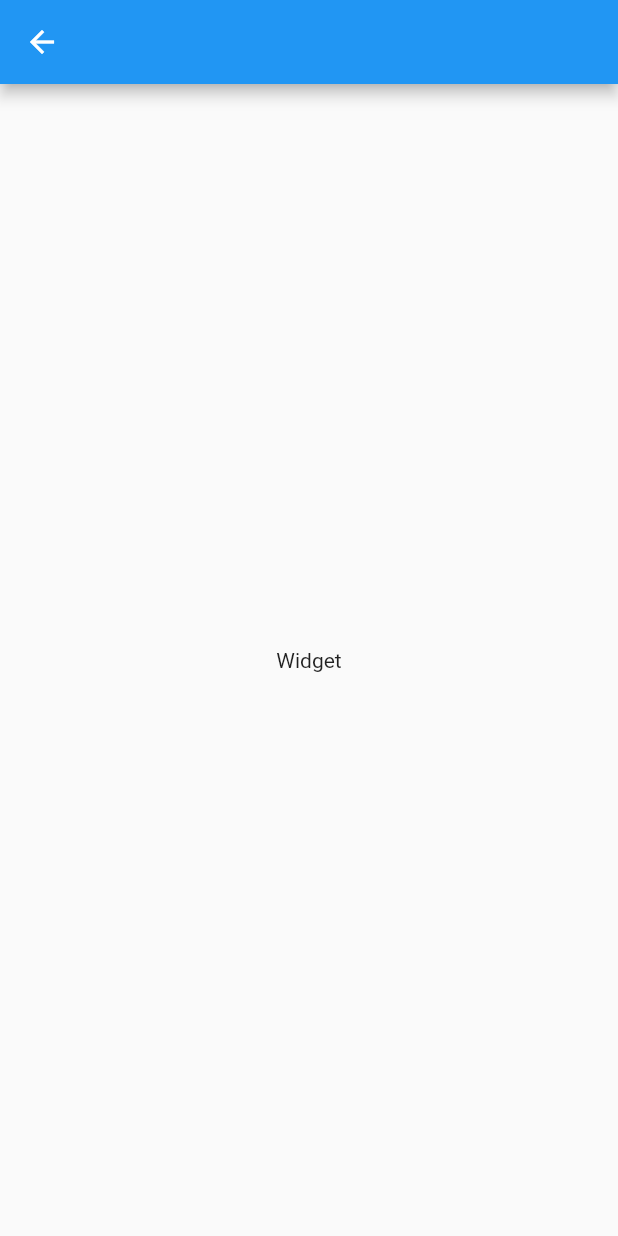
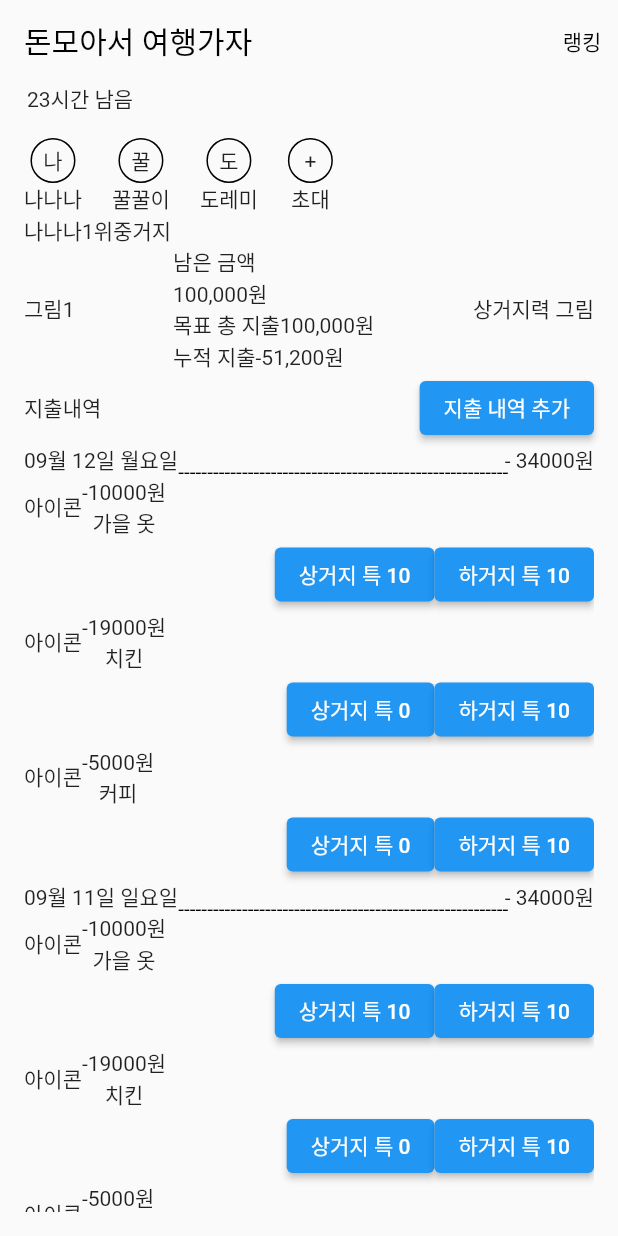
Before and after one commit to unithon-9th-10th/mobile-app, a Flutter app: the InviteUserPage screen opened by its route, after a tap on "챌린지 화면으로!", on a phone screen of 412 x 824 dp. Run offline on Flutter 3.47's test engine with Material 2 defaults, Android fonts, the phone set to English and light mode, and no system bars; our stand-ins replace flutter_svg, modal_bottom_sheet.

Commit message:
feat: challenge page 레이아웃 추가 (#6)
* feat: challenge page 로 이동시 stack 비움

* feat: challenge page 레이아웃 추가

```diff
--- a/lib/challenge_page.dart
+++ b/lib/challenge_page.dart
@@ -1,15 +1,216 @@
+import 'package:app/widgets/beggar_app_bar.dart';
+import 'package:app/widgets/spend_daily_summary.dart';
 import 'package:flutter/material.dart';
+import 'package:intl/date_symbol_data_local.dart';
 
 class ChallengePage extends StatelessWidget {
   const ChallengePage({super.key});
 
   @override
   Widget build(BuildContext context) {
+    initializeDateFormatting();
+    final challenge = _getChallenge();
+    final memberNames = ['나나나', '꿀꿀이', '도레미'];
     return Scaffold(
-      appBar: AppBar(),
-      body: Center(
-        child: Text(toString()),
+      appBar: BeggarAppBar(
+        title: Text(challenge.title),
+        actions: [
+          IconButton(
+            onPressed: () {
+              Navigator.of(context).pushNamed('/ranking');
+            },
+            icon: const Text('랭킹'),
+          )
+        ],
+        // 23시간 남음
+        bottom: PreferredSize(
+          preferredSize: const Size.fromHeight(20),
+          child: Row(
+            children: const [
+              SizedBox(width: 18),
+              Text('23시간 남음'),
+            ],
+          ),
+        ),
+      ),
+      body: SafeArea(
+        child: Padding(
+          padding: const EdgeInsets.all(16.0),
+          child: Column(
+            crossAxisAlignment: CrossAxisAlignment.start,
+            children: [
+              // 멤버 목록
+              _getMemberListWidget(context, memberNames),
+              // 내 정보
+              _getMemberInfoWidget(context),
+              // 지출 내역 추가
+              Row(
+                children: [
+                  const Text('지출내역'),
+                  const Spacer(),
+                  ElevatedButton(
+                    onPressed: () {
+                      Navigator.of(context).pushNamed('/create-spend');
+                    },
+                    child: const Text('지출 내역 추가'),
+                  ),
+                ],
+              ),
+              // 일별 지출 내역
+              Expanded(
+                child: ListView.builder(
+                  itemCount: 4,
+                  itemBuilder: (context, index) {
+                    return SpendDailySummary(
+                      date: DateTime.now().subtract(
+                        Duration(days: index),
+                      ),
+                      amount: 34000,
+                    );
+                  },
+                ),
+              ),
+            ],
+          ),
+        ),
       ),
     );
   }
+
+  /// 멤버 목록
+  Widget _getMemberListWidget(BuildContext context, List<String> memberNames) {
+    return Wrap(
+      alignment: WrapAlignment.start,
+      spacing: 20,
+      children: memberNames.map((e) => _getMemberWidget(context, e)).toList() +
+          [_getInvitationWidget(context)],
+    );
+  }
+
+  /// 멤버 버튼
+  Widget _getMemberWidget(BuildContext context, String name) {
+    return GestureDetector(
+      onTapUp: (_) {
+        // TODO: 각 멤버에 맞는 데이터 조회해서 화면 다시 그리기
+        ScaffoldMessenger.of(context).showSnackBar(
+          SnackBar(
+            content: Text(name),
+          ),
+        );
+      },
+      child: Column(
+        children: [
+          Container(
+            width: 30,
+            height: 30,
+            decoration: BoxDecoration(
+              border: Border.all(),
+              shape: BoxShape.circle,
+            ),
+            child: Center(
+              child: Text(name.characters.first),
+            ),
+          ),
+          Text(name),
+        ],
+      ),
+    );
+  }
+
+  /// 초대 버튼
+  Widget _getInvitationWidget(BuildContext context) {
+    return GestureDetector(
+      onTapUp: (_) {
+        ScaffoldMessenger.of(context).showSnackBar(
+          const SnackBar(
+            content: Text('초대'),
+          ),
+        );
+      },
+      child: Column(
+        children: [
+          Container(
+            width: 30,
+            height: 30,
+            decoration: BoxDecoration(
+              border: Border.all(),
+              shape: BoxShape.circle,
+            ),
+            child: const Center(
+              child: Text('+'),
+            ),
+          ),
+          const Text('초대'),
+        ],
+      ),
+    );
+  }
+
+  /// 멤버 상태
+  Widget _getMemberInfoWidget(BuildContext context) {
+    return Column(
+      children: [
+        Row(
+          children: const [
+            Text('나나나'),
+            Text('1위'),
+            Text('중거지'),
+          ],
+        ),
+        Row(
+          children: [
+            const Text('그림1'),
+            const Spacer(),
+            Column(
+              crossAxisAlignment: CrossAxisAlignment.start,
+              children: [
+                const Text('남은 금액'),
+                const Text('100,000원'),
+                Row(
+                  children: const [
+                    Text('목표 총 지출'),
+                    Text('100,000원'),
+                  ],
+                ),
+                Row(
+                  children: const [
+                    Text('누적 지출'),
+                    Text('-51,200원'),
+                  ],
+                ),
+              ],
+            ),
+            const Spacer(),
+            const Text('상거지력 그림'),
+          ],
+        )
+      ],
+    );
+  }
+
+  // TODO: api 로 데이터 가져오기
+  Challenge _getChallenge() {
+    return Challenge(
+      title: '돈모아서 여행가자',
+      startDate: DateTime.now(),
+      challengeDays: 3,
+      amount: 10000,
+    );
+  }
 }
+
+class Challenge {
+  String title;
+  DateTime startDate;
+  int challengeDays;
+  int amount;
+
+  Challenge({
+    required this.title,
+    required this.startDate,
+    required this.challengeDays,
+    required this.amount,
+  });
+
+  DateTime endDate() => startDate.add(Duration(days: challengeDays));
+}
--- a/lib/invite_user_page.dart
+++ b/lib/invite_user_page.dart
@@ -49,7 +49,10 @@ class InviteUserPage extends StatelessWidget {
             /// 챌린지 화면으로
             ElevatedButton(
               onPressed: () {
-                Navigator.of(context).pushNamed('/challenge');
+                Navigator.of(context).pushNamedAndRemoveUntil(
+                  '/challenge',
+                  (router) => false,
+                );
               },
               style: ButtonStyle(
                 backgroundColor: MaterialStateProperty.all(Colors.black),
--- a/lib/widgets/beggar_app_bar.dart
+++ b/lib/widgets/beggar_app_bar.dart
@@ -7,5 +7,7 @@ class BeggarAppBar extends AppBar {
     super.elevation = 0.0,
     super.backgroundColor = Colors.transparent,
     super.foregroundColor = Colors.black,
+    super.actions,
+    super.bottom,
   });
 }
--- /dev/null
+++ b/lib/widgets/point_painter.dart
@@ -0,0 +1,27 @@
+import 'package:flutter/material.dart';
+
+/// https://stackoverflow.com/a/52948539
+class PointPainter extends CustomPainter {
+  @override
+  void paint(Canvas canvas, Size size) {
+    final point = TextPainter(
+      text: const TextSpan(
+        text: '-',
+        style: TextStyle(
+          color: Colors.black,
+        ),
+      ),
+      textDirection: TextDirection.ltr,
+    );
+    point.layout(maxWidth: size.width);
+
+    for (double i = 0; i < size.width; i += point.width) {
+      point.paint(canvas, Offset(i, .0));
+    }
+  }
+
+  @override
+  bool shouldRepaint(CustomPainter oldDelegate) {
+    return true;
+  }
+}
--- /dev/null
+++ b/lib/widgets/spend_daily_summary.dart
@@ -0,0 +1,55 @@
+import 'package:app/widgets/point_painter.dart';
+import 'package:app/widgets/spend_detail.dart';
+import 'package:flutter/material.dart';
+import 'package:intl/intl.dart';
+
+class SpendDailySummary extends StatelessWidget {
+  const SpendDailySummary({
+    super.key,
+    required this.date,
+    required this.amount,
+  });
+
+  final DateTime date;
+  final int amount;
+
+  @override
+  Widget build(BuildContext context) {
+    final dateFormat = DateFormat('MM월 dd일 E요일', 'ko_KR');
+    return Column(
+      children: [
+        Row(
+          children: [
+            Text(dateFormat.format(date)),
+            Expanded(
+              child: CustomPaint(
+                painter: PointPainter(),
+              ),
+            ),
+            Text('- $amount원'),
+          ],
+        ),
+        Column(
+          children: [
+            SpendDetail(
+              name: '가을 옷',
+              amount: 10000,
+              upCount: 10,
+              downCount: 10,
+            ),
+            SpendDetail(
+              name: '치킨',
+              amount: 19000,
+              downCount: 10,
+            ),
+            SpendDetail(
+              name: '커피',
+              amount: 5000,
+              downCount: 10,
+            ),
+          ],
+        ),
+      ],
+    );
+  }
+}
--- /dev/null
+++ b/lib/widgets/spend_detail.dart
@@ -0,0 +1,101 @@
+import 'package:flutter/material.dart';
+
+class SpendDetail extends StatefulWidget {
+  SpendDetail({
+    required this.name,
+    required this.amount,
+    this.upCount = 0,
+    this.downCount = 0,
+    this.upPressed = false,
+    this.downPressed = false,
+    super.key,
+  });
+
+  final String name;
+  final int amount;
+  final int upCount;
+  final int downCount;
+  final bool upPressed;
+  final bool downPressed;
+
+  @override
+  State<StatefulWidget> createState() {
+    return _SpendDetailState();
+  }
+}
+
+class _SpendDetailState extends State<SpendDetail> {
+  late int upCount;
+  late int downCount;
+  late bool upPressed;
+  late bool downPressed;
+
+  @override
+  void initState() {
+    super.initState();
+    upCount = widget.upCount;
+    downCount = widget.downCount;
+    upPressed = widget.upPressed;
+    downPressed = widget.downPressed;
+  }
+
+  @override
+  Widget build(BuildContext context) {
+    return Column(
+      children: [
+        Row(
+          children: [
+            Text('아이콘'),
+            Column(
+              children: [
+                Text('-${widget.amount}원'),
+                Text(widget.name),
+              ],
+            ),
+          ],
+        ),
+        Row(
+          mainAxisAlignment: MainAxisAlignment.end,
+          children: [
+            ElevatedButton(
+              onPressed: () {
+                setState(() {
+                  if (upPressed) {
+                    upCount -= 1;
+                  } else {
+                    upCount += 1;
+                  }
+                  upPressed = !upPressed;
+                });
+                ScaffoldMessenger.of(context).showSnackBar(
+                  const SnackBar(
+                    content: Text('상거지 특'),
+                  ),
+                );
+              },
+              child: Text('상거지 특 $upCount'),
+            ),
+            ElevatedButton(
+              onPressed: () {
+                setState(() {
+                  if (downPressed) {
+                    downCount -= 1;
+                  } else {
+                    downCount += 1;
+                  }
+                  downPressed = !downPressed;
+                });
+                ScaffoldMessenger.of(context).showSnackBar(
+                  const SnackBar(
+                    content: Text('하거지 특'),
+                  ),
+                );
+              },
+              child: Text('하거지 특 $downCount'),
+            ),
+          ],
+        ),
+      ],
+    );
+  }
+}
```
